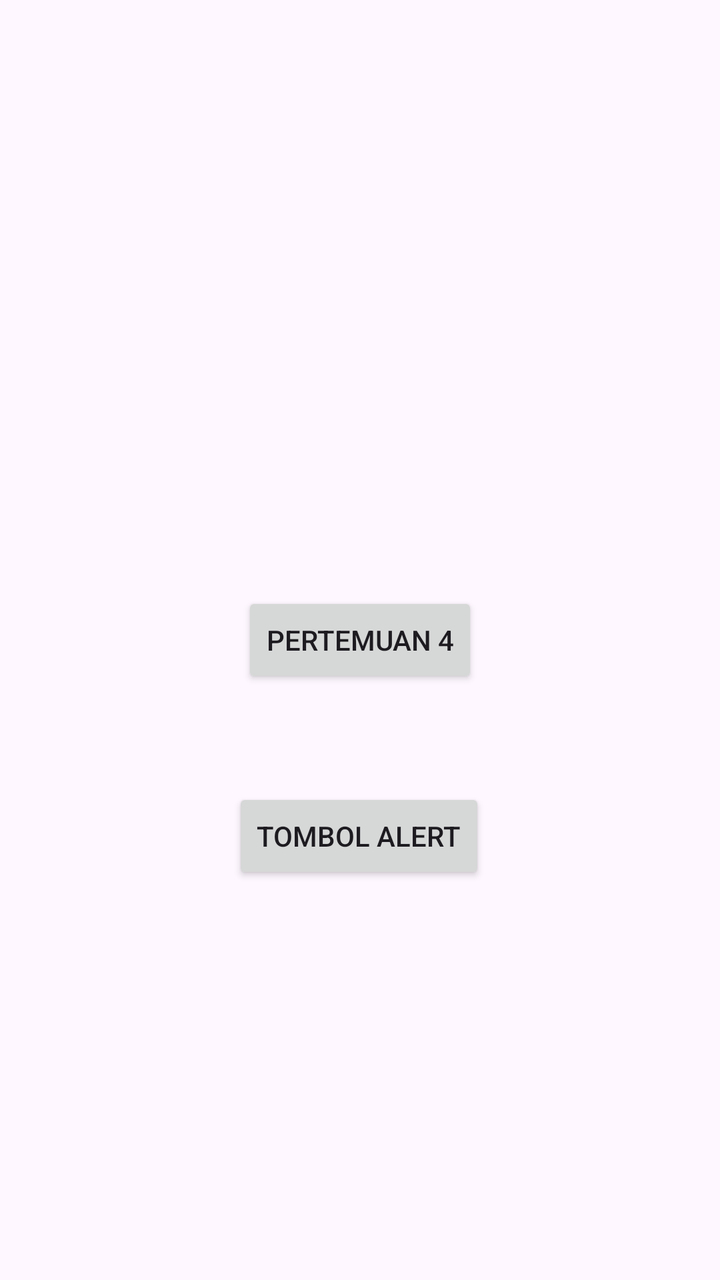
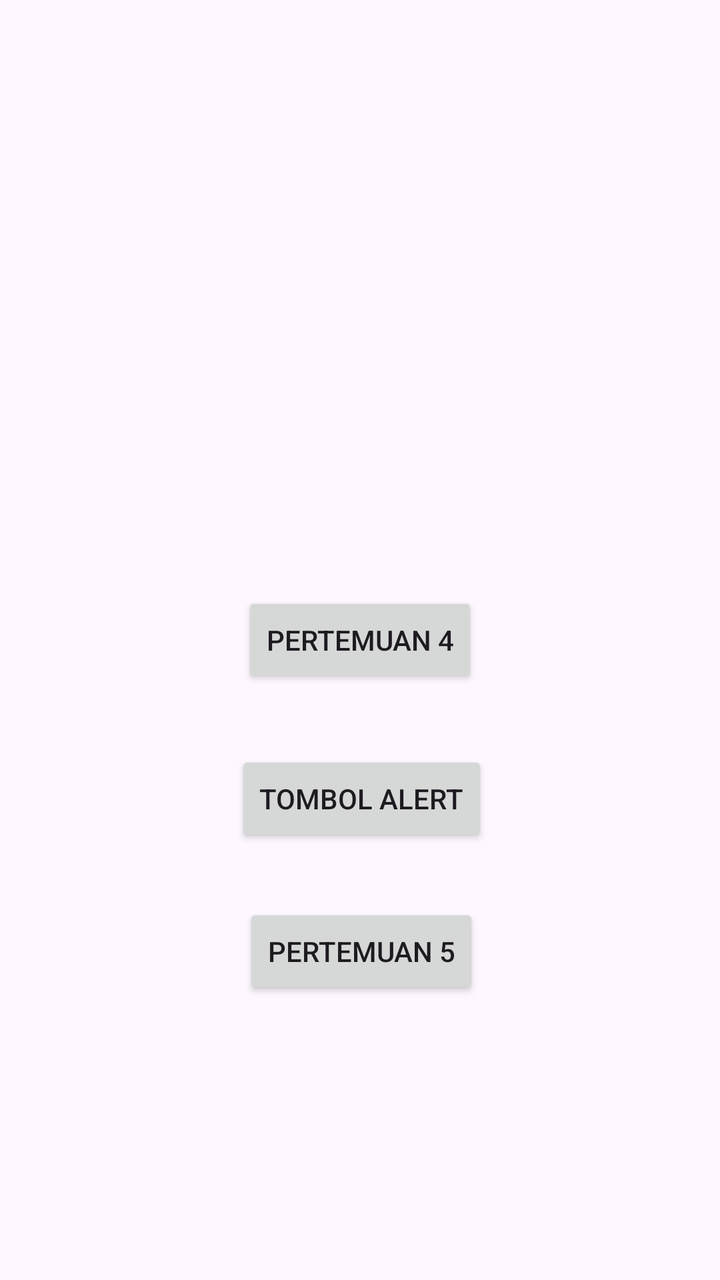

An Android layout rendered at two revisions. The XML below is the earlier revision; the diff shows what the commit changed to produce the second picture.
<!-- AndroidManifest.xml: application theme Theme.Victor3TIE -->
<!-- res/layout/activity_main.xml -->
<?xml version="1.0" encoding="utf-8"?>
<androidx.constraintlayout.widget.ConstraintLayout xmlns:android="http://schemas.android.com/apk/res/android"
    xmlns:app="http://schemas.android.com/apk/res-auto"
    xmlns:tools="http://schemas.android.com/tools"
    android:id="@+id/main"
    android:layout_width="match_parent"
    android:layout_height="match_parent"
    tools:context=".MainActivity">

    <Button
        android:id="@+id/btnToFourth"
        android:layout_width="wrap_content"
        android:layout_height="wrap_content"
        android:text="Pertemuan 4"
        app:layout_constraintBottom_toBottomOf="parent"
        app:layout_constraintEnd_toEndOf="parent"
        app:layout_constraintStart_toStartOf="parent"
        app:layout_constraintTop_toTopOf="parent" />

    <Button
        android:id="@+id/btnShowAlertDialog"
        android:layout_width="wrap_content"
        android:layout_height="wrap_content"
        android:text="Tombol Alert"
        app:layout_constraintBottom_toBottomOf="parent"
        app:layout_constraintEnd_toEndOf="parent"
        app:layout_constraintHorizontal_bias="0.498"
        app:layout_constraintStart_toStartOf="parent"
        app:layout_constraintTop_toBottomOf="@+id/btnToFourth"
        app:layout_constraintVertical_bias="0.201" />
</androidx.constraintlayout.widget.ConstraintLayout>
<!-- resources referenced by this layout -->
<resources>
  <style name="Theme.Victor3TIE" parent="Base.Theme.Victor3TIE" />
  <style name="Base.Theme.Victor3TIE" parent="Theme.Material3.DayNight.NoActionBar">
          
          
      </style>
</resources>

<!-- the commit's change to res/layout/activity_main.xml (unified diff, before → after) -->
@@ -24,8 +24,21 @@
         android:text="Tombol Alert"
         app:layout_constraintBottom_toBottomOf="parent"
         app:layout_constraintEnd_toEndOf="parent"
-        app:layout_constraintHorizontal_bias="0.498"
+        app:layout_constraintHorizontal_bias="0.503"
         app:layout_constraintStart_toStartOf="parent"
         app:layout_constraintTop_toBottomOf="@+id/btnToFourth"
-        app:layout_constraintVertical_bias="0.201" />
+        app:layout_constraintVertical_bias="0.126" />
+
+    <Button
+        android:id="@+id/btnToFifth"
+        android:layout_width="wrap_content"
+        android:layout_height="wrap_content"
+        android:text="Pertemuan 5"
+        app:layout_constraintBottom_toBottomOf="parent"
+        app:layout_constraintEnd_toEndOf="parent"
+        app:layout_constraintHorizontal_bias="0.503"
+        app:layout_constraintStart_toStartOf="parent"
+        app:layout_constraintTop_toBottomOf="@+id/btnShowAlertDialog"
+        app:layout_constraintVertical_bias="0.168" />
+
 </androidx.constraintlayout.widget.ConstraintLayout>
